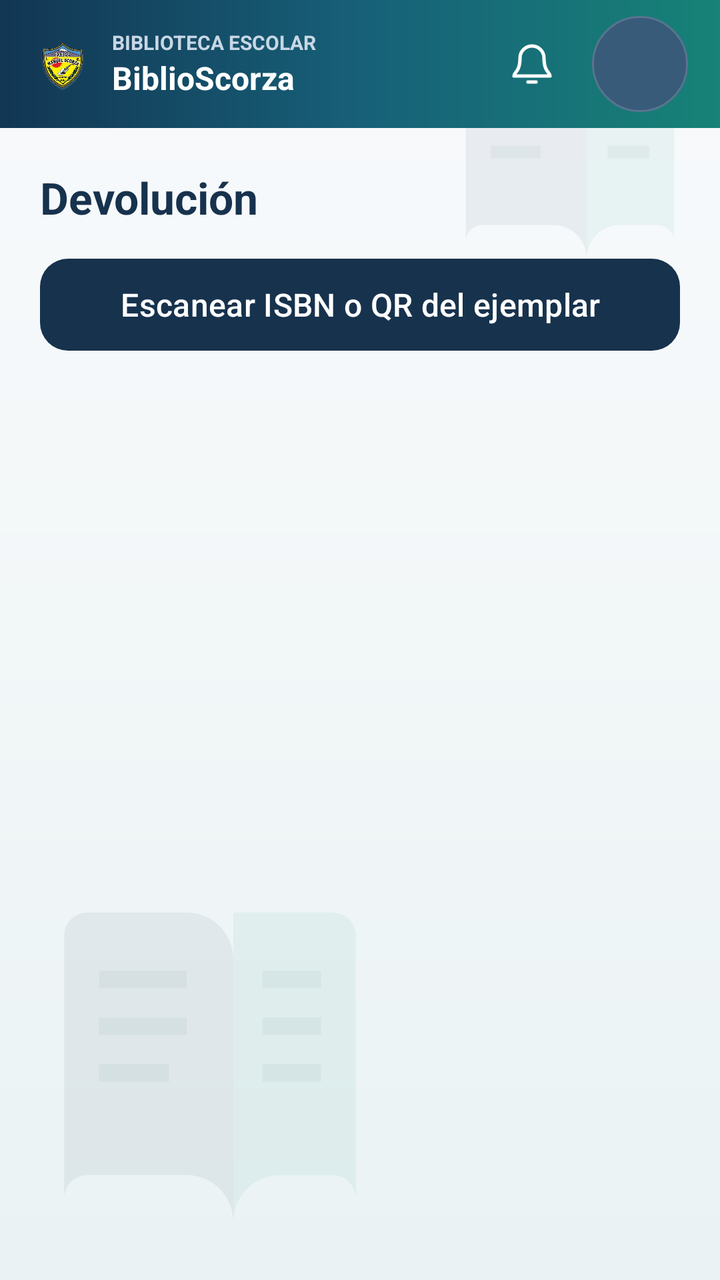
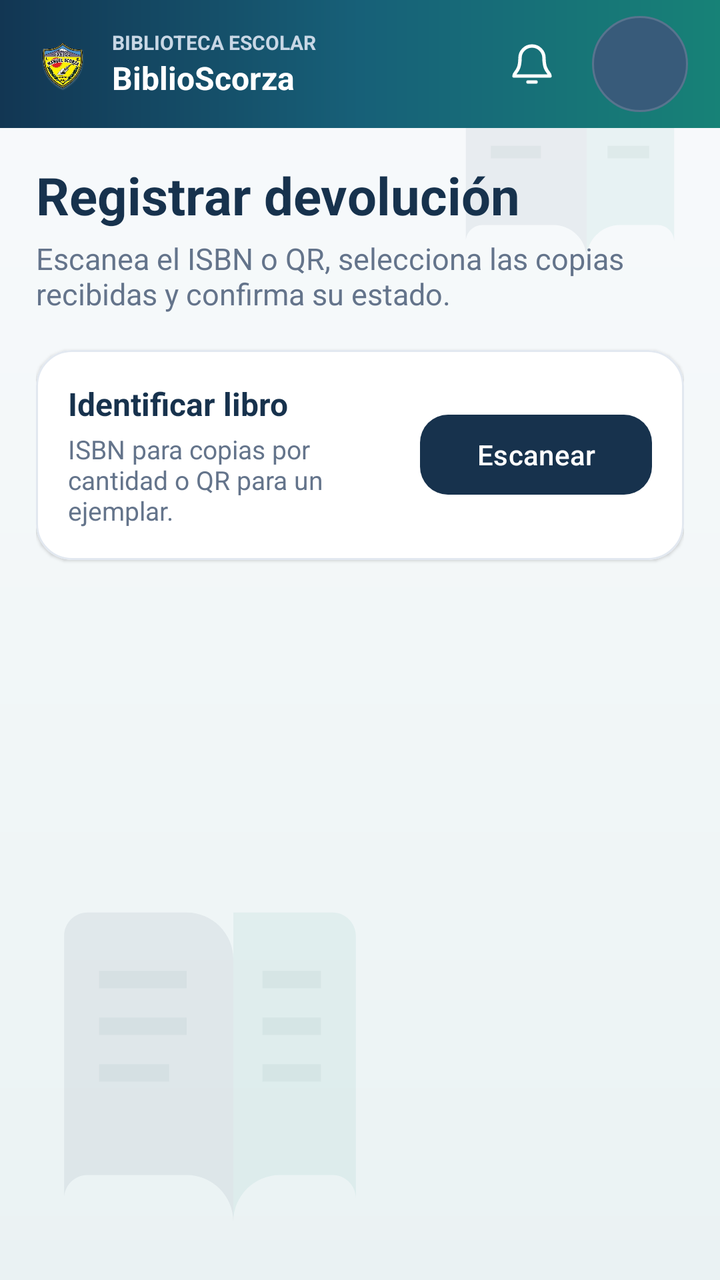

Two renders of the same Android screen: before a commit and after it. Below are the layout's source before the change and the commit's diff.
<!-- AndroidManifest.xml: application theme Theme.BiblioScorza -->
<!-- res/layout/activity_devolucion.xml -->
<?xml version="1.0" encoding="utf-8"?>
<LinearLayout xmlns:android="http://schemas.android.com/apk/res/android"
    android:layout_width="match_parent" android:layout_height="match_parent"
    android:background="@drawable/bg_library_canvas"
    android:orientation="vertical">
    <include layout="@layout/view_top_bar" />
    <ScrollView android:layout_width="match_parent" android:layout_height="0dp"
        android:layout_weight="1">
    <LinearLayout android:layout_width="match_parent" android:layout_height="wrap_content"
        android:orientation="vertical" android:padding="20dp">
        <TextView style="@style/BsTitle" android:layout_width="wrap_content" android:layout_height="wrap_content" android:text="Devolución" />
        <Button android:id="@+id/btnScan" style="@style/BsButton" android:text="Escanear ISBN o QR del ejemplar" />
        <TextView android:id="@+id/tvListaTitulo" style="@style/BsText"
            android:text="Préstamos activos de este libro · Selecciona las copias a devolver"
            android:textStyle="bold" android:visibility="gone" />
        <ListView android:id="@+id/lvPrestamos" android:layout_width="match_parent"
            android:layout_height="220dp" android:choiceMode="multipleChoice"
            android:dividerHeight="1dp" android:visibility="gone" />
        <TextView android:id="@+id/tvDatos" style="@style/BsText" />
        <Spinner android:id="@+id/spResultado" style="@style/BsInput" android:visibility="gone" />
        <EditText android:id="@+id/etObs" style="@style/BsInput" android:hint="Observaciones" android:inputType="textMultiLine|textCapSentences" android:visibility="gone" />
        <TextView android:id="@+id/tvMsg" style="@style/BsText" />
        <Button android:id="@+id/btnConfirmar" style="@style/BsButton" android:text="Confirmar devolución" android:visibility="gone" />
    </LinearLayout>
    </ScrollView>
</LinearLayout>
<!-- res/layout/view_top_bar.xml (included above) -->
<?xml version="1.0" encoding="utf-8"?>
<LinearLayout xmlns:android="http://schemas.android.com/apk/res/android"
    android:layout_width="match_parent"
    android:layout_height="64dp"
    android:background="@drawable/bg_top_bar"
    android:gravity="center_vertical"
    android:orientation="horizontal"
    android:paddingStart="16dp"
    android:paddingEnd="16dp">

    <ImageButton
        android:id="@+id/btnVolver"
        android:layout_width="44dp"
        android:layout_height="44dp"
        android:background="?attr/selectableItemBackgroundBorderless"
        android:contentDescription="Volver"
        android:padding="12dp"
        android:src="@drawable/ic_arrow_back"
        android:tint="#FFFFFF"
        android:visibility="gone" />

    <ImageView
        android:layout_width="30dp"
        android:layout_height="36dp"
        android:contentDescription="Escudo de Biblioteca-Scorza"
        android:scaleType="fitCenter"
        android:src="@drawable/escudo_colegio_transparente" />

    <LinearLayout
        android:layout_width="0dp"
        android:layout_height="wrap_content"
        android:layout_marginStart="10dp"
        android:layout_weight="1"
        android:orientation="vertical">

        <TextView
            android:layout_width="match_parent"
            android:layout_height="wrap_content"
            android:ellipsize="end"
            android:maxLines="1"
            android:text="BIBLIOTECA ESCOLAR"
            android:textColor="#C8D7E5"
            android:textSize="10sp"
            android:textStyle="bold" />

        <TextView
            android:layout_width="match_parent"
            android:layout_height="wrap_content"
            android:ellipsize="end"
            android:maxLines="1"
            android:text="BiblioScorza"
            android:textColor="#FFFFFF"
            android:textSize="16sp"
            android:textStyle="bold" />
    </LinearLayout>

    <FrameLayout
        android:id="@+id/btnNotificaciones"
        android:layout_width="48dp"
        android:layout_height="48dp"
        android:layout_marginStart="4dp"
        android:background="@drawable/bg_top_bar_action_ripple"
        android:clickable="true"
        android:contentDescription="Notificaciones"
        android:focusable="true">

        <ImageView
            android:layout_width="24dp"
            android:layout_height="24dp"
            android:layout_gravity="center"
            android:contentDescription="@null"
            android:src="@drawable/ic_notifications"
            android:tint="#FFFFFF" />

        <TextView
            android:id="@+id/tvNotificaciones"
            android:layout_width="18dp"
            android:layout_height="18dp"
            android:layout_gravity="top|end"
            android:background="@drawable/bg_top_bar_badge"
            android:gravity="center"
            android:textColor="#FFFFFF"
            android:textSize="10sp"
            android:textStyle="bold"
            android:visibility="gone" />
    </FrameLayout>

    <TextView
        android:id="@+id/btnPerfil"
        android:layout_width="48dp"
        android:layout_height="48dp"
        android:layout_marginStart="6dp"
        android:background="@drawable/bg_top_bar_avatar_ripple"
        android:clickable="true"
        android:contentDescription="Abrir perfil del usuario"
        android:focusable="true"
        android:gravity="center"
        android:minHeight="48dp"
        android:minWidth="48dp"
        android:textColor="#FFFFFF"
        android:textSize="14sp"
        android:textStyle="bold" />
</LinearLayout>
<!-- resources referenced by this layout -->
<resources>
  <!-- drawable bg_top_bar (drawable) -->
  <?xml version="1.0" encoding="utf-8"?>
  <shape xmlns:android="http://schemas.android.com/apk/res/android">
      <gradient
          android:angle="0"
          android:centerColor="#176078"
          android:endColor="#178277"
          android:startColor="#123653"
          android:type="linear" />
      <corners android:radius="0dp" />
  </shape>
  <!-- drawable bg_top_bar_action_ripple (drawable) -->
  <?xml version="1.0" encoding="utf-8"?>
  <ripple xmlns:android="http://schemas.android.com/apk/res/android"
      android:color="#55FFFFFF">
      <item android:id="@android:id/mask">
          <shape android:shape="oval">
              <solid android:color="#FFFFFFFF" />
          </shape>
      </item>
  </ripple>
  <!-- drawable bg_top_bar_avatar_ripple (drawable) -->
  <?xml version="1.0" encoding="utf-8"?>
  <ripple xmlns:android="http://schemas.android.com/apk/res/android"
      android:color="#66FFFFFF">
      <item android:drawable="@drawable/bg_top_bar_avatar" />
      <item android:id="@android:id/mask">
          <shape android:shape="oval">
              <solid android:color="#FFFFFFFF" />
          </shape>
      </item>
  </ripple>
  <!-- drawable bg_top_bar_badge (drawable) -->
  <?xml version="1.0" encoding="utf-8"?>
  <shape xmlns:android="http://schemas.android.com/apk/res/android">
      <solid android:color="#D93445" />
      <corners android:radius="50dp" />
  </shape>
  <!-- drawable ic_arrow_back (drawable) -->
  <vector xmlns:android="http://schemas.android.com/apk/res/android"
      android:width="24dp" android:height="24dp"
      android:viewportWidth="24" android:viewportHeight="24">
      <path android:fillColor="#FF000000"
          android:pathData="M20,12v-2H7.83l5.59,-5.59L12,3l-9,8 9,9 1.41,-1.41L7.83,12H20z" />
  </vector>
  <style name="BsButton" parent="Widget.Material3.Button">
          <item name="android:layout_width">match_parent</item>
          <item name="android:layout_height">54dp</item>
          <item name="android:layout_marginTop">12dp</item>
          <item name="android:textSize">16sp</item>
          <item name="cornerRadius">14dp</item>
      </style>
  <style name="BsText">
          <item name="android:layout_width">match_parent</item>
          <item name="android:layout_height">wrap_content</item>
          <item name="android:layout_marginTop">8dp</item>
          <item name="android:textSize">15sp</item>
          <item name="android:textColor">#1E293B</item>
      </style>
  <style name="BsTitle">
          <item name="android:textSize">22sp</item>
          <item name="android:textStyle">bold</item>
          <item name="android:textColor">#17324D</item>
      </style>
  <style name="Theme.BiblioScorza" parent="Theme.Material3.Light.NoActionBar">
          <item name="colorPrimary">#17324D</item>
          <item name="colorOnPrimary">#FFFFFF</item>
          <item name="colorSecondary">#168C83</item>
          <item name="android:statusBarColor">#10263A</item>
          <item name="android:navigationBarColor">#F3F7FA</item>
          <item name="android:windowLightNavigationBar">true</item>
          <item name="android:windowBackground">#F3F7FA</item>
      </style>
  <!-- drawable bg_top_bar_avatar (drawable) -->
  <?xml version="1.0" encoding="utf-8"?>
  <shape xmlns:android="http://schemas.android.com/apk/res/android" android:shape="oval">
      <solid android:color="#385B7A" />
      <stroke android:width="1dp" android:color="#58748E" />
  </shape>
  <!-- drawable input_bg (drawable) -->
  <?xml version="1.0" encoding="utf-8"?>
  <shape xmlns:android="http://schemas.android.com/apk/res/android" android:shape="rectangle">
      <solid android:color="#FFFFFF" />
      <stroke android:width="1dp" android:color="#D6E0E8" />
      <corners android:radius="12dp" />
  </shape>
  <!-- unchanged entries left out for length: 5 -->
</resources>

<!-- the commit's change to res/layout/activity_devolucion.xml (unified diff, before → after) -->
@@ -1,27 +1,226 @@
 <?xml version="1.0" encoding="utf-8"?>
 <LinearLayout xmlns:android="http://schemas.android.com/apk/res/android"
-    android:layout_width="match_parent" android:layout_height="match_parent"
+    xmlns:app="http://schemas.android.com/apk/res-auto"
+    android:layout_width="match_parent"
+    android:layout_height="match_parent"
     android:background="@drawable/bg_library_canvas"
     android:orientation="vertical">
+
     <include layout="@layout/view_top_bar" />
-    <ScrollView android:layout_width="match_parent" android:layout_height="0dp"
-        android:layout_weight="1">
-    <LinearLayout android:layout_width="match_parent" android:layout_height="wrap_content"
-        android:orientation="vertical" android:padding="20dp">
-        <TextView style="@style/BsTitle" android:layout_width="wrap_content" android:layout_height="wrap_content" android:text="Devolución" />
-        <Button android:id="@+id/btnScan" style="@style/BsButton" android:text="Escanear ISBN o QR del ejemplar" />
-        <TextView android:id="@+id/tvListaTitulo" style="@style/BsText"
-            android:text="Préstamos activos de este libro · Selecciona las copias a devolver"
-            android:textStyle="bold" android:visibility="gone" />
-        <ListView android:id="@+id/lvPrestamos" android:layout_width="match_parent"
-            android:layout_height="220dp" android:choiceMode="multipleChoice"
-            android:dividerHeight="1dp" android:visibility="gone" />
-        <TextView android:id="@+id/tvDatos" style="@style/BsText" />
-        <Spinner android:id="@+id/spResultado" style="@style/BsInput" android:visibility="gone" />
-        <EditText android:id="@+id/etObs" style="@style/BsInput" android:hint="Observaciones" android:inputType="textMultiLine|textCapSentences" android:visibility="gone" />
-        <TextView android:id="@+id/tvMsg" style="@style/BsText" />
-        <Button android:id="@+id/btnConfirmar" style="@style/BsButton" android:text="Confirmar devolución" android:visibility="gone" />
-    </LinearLayout>
+
+    <ScrollView
+        android:layout_width="match_parent"
+        android:layout_height="0dp"
+        android:layout_weight="1"
+        android:clipToPadding="false"
+        android:fillViewport="true">
+
+        <LinearLayout
+            android:layout_width="match_parent"
+            android:layout_height="wrap_content"
+            android:orientation="vertical"
+            android:paddingStart="18dp"
+            android:paddingTop="16dp"
+            android:paddingEnd="18dp"
+            android:paddingBottom="28dp">
+
+            <TextView
+                style="@style/BsTitle"
+                android:layout_width="match_parent"
+                android:layout_height="wrap_content"
+                android:text="Registrar devolución"
+                android:textSize="26sp" />
+
+            <TextView
+                style="@style/BsText"
+                android:layout_marginTop="4dp"
+                android:text="Escanea el ISBN o QR, selecciona las copias recibidas y confirma su estado."
+                android:textColor="#64748B" />
+
+            <com.google.android.material.card.MaterialCardView
+                android:layout_width="match_parent"
+                android:layout_height="wrap_content"
+                android:layout_marginTop="18dp"
+                app:cardBackgroundColor="#FFFFFF"
+                app:cardCornerRadius="18dp"
+                app:cardElevation="1dp"
+                app:strokeColor="#E2E8F0"
+                app:strokeWidth="1dp">
+
+                <LinearLayout
+                    android:layout_width="match_parent"
+                    android:layout_height="wrap_content"
+                    android:gravity="center_vertical"
+                    android:orientation="horizontal"
+                    android:padding="16dp">
+
+                    <LinearLayout
+                        android:layout_width="0dp"
+                        android:layout_height="wrap_content"
+                        android:layout_weight="1"
+                        android:orientation="vertical">
+
+                        <TextView
+                            android:layout_width="match_parent"
+                            android:layout_height="wrap_content"
+                            android:text="Identificar libro"
+                            android:textColor="#17324D"
+                            android:textSize="16sp"
+                            android:textStyle="bold" />
+
+                        <TextView
+                            android:layout_width="match_parent"
+                            android:layout_height="wrap_content"
+                            android:layout_marginTop="3dp"
+                            android:text="ISBN para copias por cantidad o QR para un ejemplar."
+                            android:textColor="#64748B"
+                            android:textSize="13sp" />
+                    </LinearLayout>
+
+                    <Button
+                        android:id="@+id/btnScan"
+                        style="@style/BsButton"
+                        android:layout_width="wrap_content"
+                        android:layout_height="48dp"
+                        android:layout_marginStart="12dp"
+                        android:layout_marginTop="0dp"
+                        android:minWidth="116dp"
+                        android:text="Escanear"
+                        android:textSize="14sp" />
+                </LinearLayout>
+            </com.google.android.material.card.MaterialCardView>
+
+            <com.google.android.material.card.MaterialCardView
+                android:id="@+id/cardPrestamos"
+                android:layout_width="match_parent"
+                android:layout_height="wrap_content"
+                android:layout_marginTop="14dp"
+                android:visibility="gone"
+                app:cardBackgroundColor="#FFFFFF"
+                app:cardCornerRadius="18dp"
+                app:cardElevation="1dp"
+                app:strokeColor="#E2E8F0"
+                app:strokeWidth="1dp">
+
+                <LinearLayout
+                    android:layout_width="match_parent"
+                    android:layout_height="wrap_content"
+                    android:orientation="vertical"
+                    android:padding="16dp">
+
+                    <TextView
+                        android:id="@+id/tvListaTitulo"
+                        android:layout_width="match_parent"
+                        android:layout_height="wrap_content"
+                        android:text="Préstamos activos"
+                        android:textColor="#17324D"
+                        android:textSize="17sp"
+                        android:textStyle="bold" />
+
+                    <TextView
+                        android:id="@+id/tvCantidadSeleccionada"
+                        android:layout_width="wrap_content"
+                        android:layout_height="wrap_content"
+                        android:layout_marginTop="6dp"
+                        android:background="#EAF1F7"
+                        android:paddingStart="10dp"
+                        android:paddingTop="5dp"
+                        android:paddingEnd="10dp"
+                        android:paddingBottom="5dp"
+                        android:text="Ninguna copia seleccionada"
+                        android:textColor="#17324D"
+                        android:textSize="12sp"
+                        android:textStyle="bold"
+                        android:visibility="gone" />
+
+                    <LinearLayout
+                        android:id="@+id/listaPrestamos"
+                        android:layout_width="match_parent"
+                        android:layout_height="wrap_content"
+                        android:layout_marginTop="12dp"
+                        android:orientation="vertical"
+                        android:visibility="gone" />
+                </LinearLayout>
+            </com.google.android.material.card.MaterialCardView>
+
+            <com.google.android.material.card.MaterialCardView
+                android:id="@+id/cardDevolucion"
+                android:layout_width="match_parent"
+                android:layout_height="wrap_content"
+                android:layout_marginTop="14dp"
+                android:visibility="gone"
+                app:cardBackgroundColor="#FFFFFF"
+                app:cardCornerRadius="18dp"
+                app:cardElevation="1dp"
+                app:strokeColor="#E2E8F0"
+                app:strokeWidth="1dp">
+
+                <LinearLayout
+                    android:layout_width="match_parent"
+                    android:layout_height="wrap_content"
+                    android:orientation="vertical"
+                    android:padding="16dp">
+
+                    <TextView
+                        android:id="@+id/tvDatosTitulo"
+                        android:layout_width="match_parent"
+                        android:layout_height="wrap_content"
+                        android:text="Resumen de devolución"
+                        android:textColor="#17324D"
+                        android:textSize="17sp"
+                        android:textStyle="bold"
+                        android:visibility="gone" />
+
+                    <TextView
+                        android:id="@+id/tvDatos"
+                        style="@style/BsText"
+                        android:layout_marginTop="8dp"
+                        android:background="#F8FAFC"
+                        android:padding="12dp"
+                        android:visibility="gone" />
+
+                    <TextView
+                        android:layout_width="match_parent"
+                        android:layout_height="wrap_content"
+                        android:layout_marginTop="14dp"
+                        android:text="Estado de las copias"
+                        android:textColor="#475569"
+                        android:textSize="13sp"
+                        android:textStyle="bold" />
+
+                    <Spinner
+                        android:id="@+id/spResultado"
+                        style="@style/BsInput"
+                        android:layout_marginTop="6dp"
+                        android:visibility="gone" />
+
+                    <EditText
+                        android:id="@+id/etObs"
+                        style="@style/BsInput"
+                        android:hint="Observaciones (opcional)"
+                        android:inputType="textCapSentences|textMultiLine"
+                        android:minLines="2"
+                        android:visibility="gone" />
+
+                    <Button
+                        android:id="@+id/btnConfirmar"
+                        style="@style/BsButton"
+                        android:layout_marginTop="16dp"
+                        android:enabled="false"
+                        android:text="Confirmar devolución"
+                        android:visibility="gone" />
+                </LinearLayout>
+            </com.google.android.material.card.MaterialCardView>
+
+            <TextView
+                android:id="@+id/tvMsg"
+                style="@style/BsText"
+                android:layout_marginTop="12dp"
+                android:background="#EAF1F7"
+                android:padding="12dp"
+                android:textColor="#17324D"
+                android:visibility="gone" />
+        </LinearLayout>
     </ScrollView>
 </LinearLayout>
 <!-- res/layout/view_top_bar.xml (included above) -->
